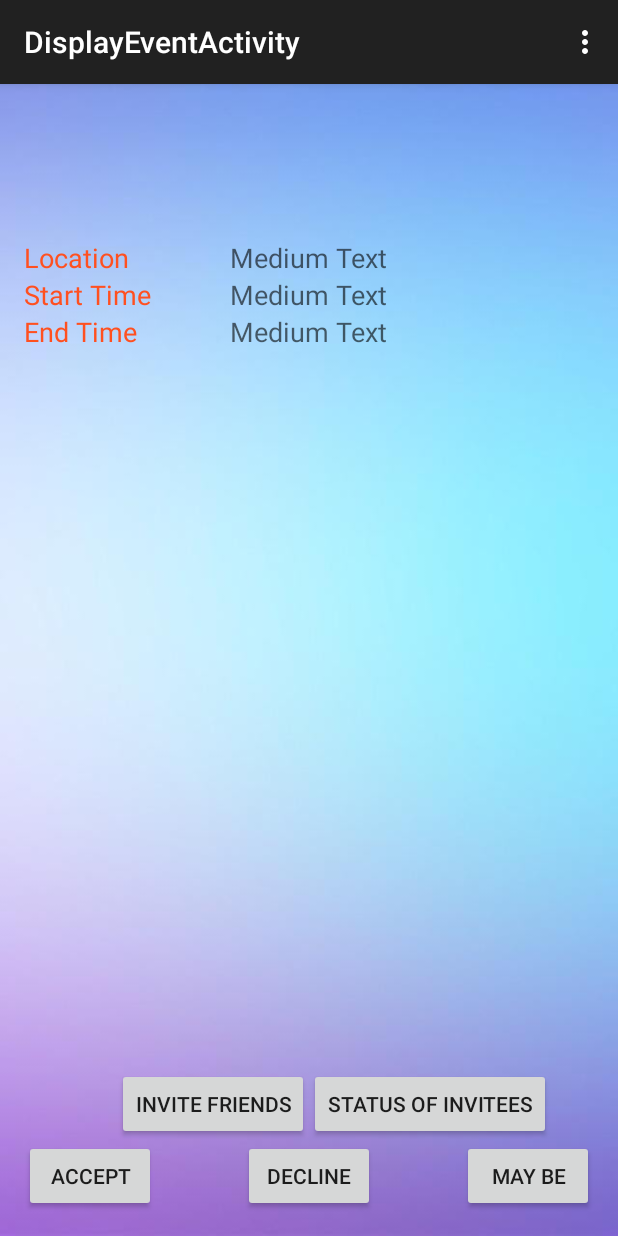
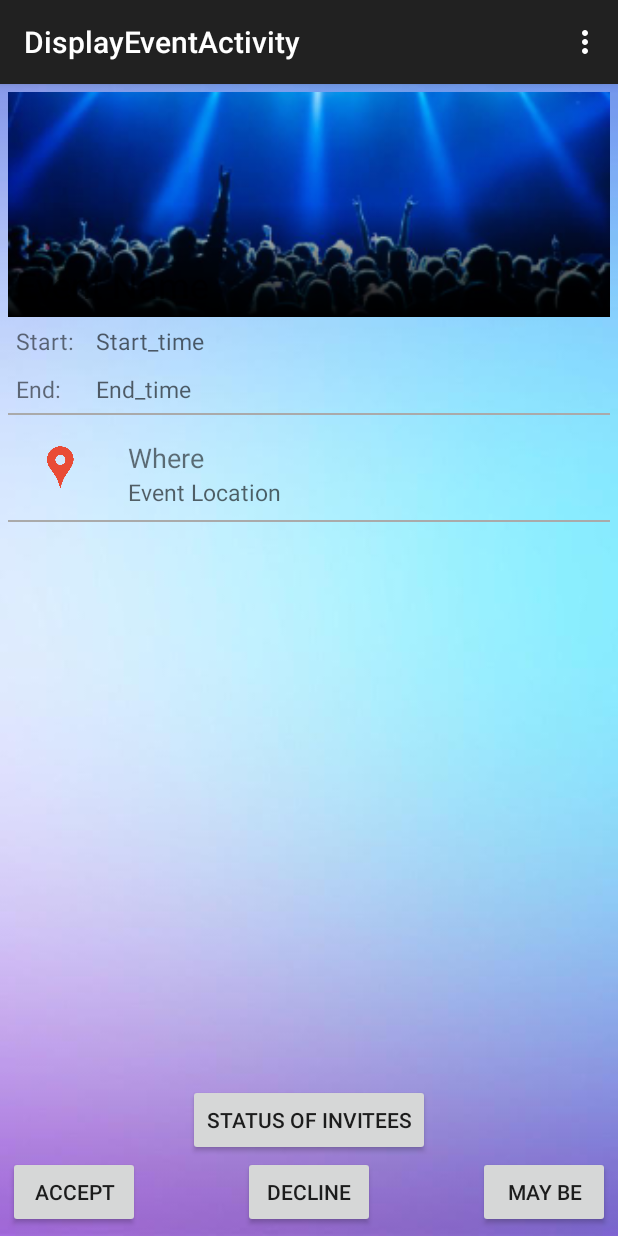
Before and after one commit to Vaibhav-Vyas/AndroidApp_EventsManager, an Android app: the DisplayEventActivity screen opened directly, with no data from a screen before it, on a phone screen of 412 x 824 dp. Run offline under Robolectric (Android 15) with nearby library versions, the phone set to English and light mode, and no system bars; 2 statements that could not run were skipped.

Commit message:
some small fixes + display event ui changes + opening google map on location click

```diff
--- /dev/null
+++ b/code/AndroidEventManager_AStudio/app/src/main/res/drawable/image_gradient.xml
@@ -0,0 +1,11 @@
+<shape xmlns:android="http://schemas.android.com/apk/res/android"
+    android:shape="rectangle" >
+
+    <gradient
+        android:angle="270"
+        android:startColor="#00000000"
+        android:centerColor="#00000000"
+        android:endColor="#ff000000"/>
+
+    <corners android:radius="0dp" />
+    </shape>
--- a/code/AndroidEventManager_AStudio/app/src/main/res/layout/activity_displayevent.xml
+++ b/code/AndroidEventManager_AStudio/app/src/main/res/layout/activity_displayevent.xml
@@ -1,88 +1,135 @@
-<RelativeLayout xmlns:android="http://schemas.android.com/apk/res/android"
+<RelativeLayout
+    xmlns:android="http://schemas.android.com/apk/res/android"
     xmlns:tools="http://schemas.android.com/tools" android:layout_width="match_parent"
-    android:layout_height="match_parent" android:paddingLeft="@dimen/activity_horizontal_margin"
-    android:paddingRight="@dimen/activity_horizontal_margin"
-    android:paddingTop="@dimen/activity_vertical_margin"
-    android:paddingBottom="@dimen/activity_vertical_margin"
+    android:layout_height="match_parent"
     android:id="@+id/display_event_relative_layout"
-    tools:context="com.socialapp.eventmanager.DisplayEventActivity">
+    tools:context="com.socialapp.eventmanager.DisplayEventActivity"
+    android:padding="5dp">
+
+    <ImageView
+        android:layout_width="match_parent"
+        android:layout_height="150dp"
+        android:id="@+id/eventImage"
+        android:layout_alignParentTop="true"
+        android:layout_alignParentLeft="true"
+        android:layout_alignParentStart="true"
+        android:src="@drawable/event_pic"
+        android:scaleType="centerCrop"/>
+    <FrameLayout
+        android:layout_width="match_parent"
+        android:layout_height="150dp"
+        android:background="@drawable/image_gradient"
+        android:layout_alignParentTop="true"
+        android:layout_alignParentLeft="true"
+        android:layout_alignParentStart="true"/>
 
     <TextView
         android:layout_width="wrap_content"
         android:layout_height="wrap_content"
-        android:textAppearance="?android:attr/textAppearanceLarge"
+        android:hint="Event Name"
         android:id="@+id/eventName"
-        android:layout_alignParentTop="true"
-        android:layout_centerHorizontal="true" />
+        android:textSize="24dp"
+        android:textColor="@color/bright_foreground_inverse_material_light"
+        android:layout_alignBottom="@+id/eventImage"
+        android:layout_alignParentLeft="true"
+        android:layout_alignParentStart="true"
+        android:padding="5dp" />
 
     <TextView
         android:layout_width="wrap_content"
         android:layout_height="wrap_content"
-        android:textAppearance="?android:attr/textAppearanceMedium"
-        android:text="Location"
-        android:id="@+id/textview1"
-        android:layout_below="@+id/eventName"
+        android:text="Start: "
+        android:id="@+id/textView1"
+        android:layout_below="@+id/eventImage"
         android:layout_alignParentLeft="true"
         android:layout_alignParentStart="true"
-        android:layout_marginTop="58dp"
-        android:textColor="#ffff5020" />
+        android:padding="5dp"
+        android:textSize="15dp" />
 
     <TextView
         android:layout_width="wrap_content"
         android:layout_height="wrap_content"
-        android:textAppearance="?android:attr/textAppearanceMedium"
-        android:text="Medium Text"
-        android:id="@+id/eventLocation"
-        android:layout_above="@+id/textView4"
-        android:layout_alignLeft="@+id/eventStartTime"
-        android:layout_alignStart="@+id/eventStartTime" />
+        android:hint="Start_time"
+        android:id="@+id/eventStartTime"
+        android:padding="5dp"
+        android:textSize="15dp"
+        android:layout_below="@+id/eventImage"
+        android:layout_toRightOf="@+id/textView1"
+        android:layout_toEndOf="@+id/textView1" />
 
     <TextView
         android:layout_width="wrap_content"
         android:layout_height="wrap_content"
-        android:textAppearance="?android:attr/textAppearanceMedium"
-        android:text="Start Time"
-        android:id="@+id/textView4"
-        android:layout_below="@+id/textview1"
+        android:text="End: "
+        android:id="@+id/textView2"
+        android:padding="5dp"
+        android:textSize="15dp"
+        android:layout_below="@+id/textView1"
         android:layout_alignParentLeft="true"
-        android:layout_alignParentStart="true"
-        android:textColor="#ffff5020" />
+        android:layout_alignParentStart="true" />
 
     <TextView
         android:layout_width="wrap_content"
         android:layout_height="wrap_content"
-        android:textAppearance="?android:attr/textAppearanceMedium"
-        android:text="Medium Text"
-        android:id="@+id/eventStartTime"
-        android:layout_above="@+id/eventImage"
-        android:layout_alignLeft="@+id/eventEndTime"
-        android:layout_alignStart="@+id/eventEndTime" />
-    <TextView
-        android:layout_width="wrap_content"
+        android:hint="End_time"
+        android:id="@+id/eventEndTime"
+        android:padding="5dp"
+        android:textSize="15dp"
+        android:layout_alignTop="@+id/textView2"
+        android:layout_toRightOf="@+id/textView1"
+        android:layout_toEndOf="@+id/textView2" />
+
+    <View
+        android:layout_width="match_parent"
+        android:layout_height="1dp"
+        android:layout_below="@+id/textView2"
+        android:background="@android:color/darker_gray"
+        android:id="@+id/view" />
+
+    <RelativeLayout
+        android:layout_width="match_parent"
         android:layout_height="wrap_content"
-        android:textAppearance="?android:attr/textAppearanceMedium"
-        android:text="End Time"
-        android:id="@+id/textView6"
-        android:layout_below="@+id/textView4"
-        android:layout_alignParentLeft="true"
-        android:layout_alignParentStart="true"
-        android:textColor="#ffff5020" />
+        android:layout_below="@+id/view"
+        android:id="@+id/locationLayout"
+        android:onClick="locationClicked">
+        <ImageView
+            android:layout_width="30dp"
+            android:layout_height="30dp"
+            android:id="@+id/imageView"
 
-    <TextView
-        android:layout_width="wrap_content"
-        android:layout_height="wrap_content"
-        android:textAppearance="?android:attr/textAppearanceMedium"
-        android:text="Medium Text"
-        android:id="@+id/eventEndTime"
-        android:layout_below="@+id/eventLocation"
-        android:layout_centerHorizontal="true" />
+            android:layout_alignParentLeft="true"
+            android:layout_alignParentStart="true"
+            android:src="@drawable/location_icon"
+            android:layout_margin="20dp" />
 
-    <ImageView
-        android:layout_below="@+id/textView6"
-        android:layout_width="200dp"
-        android:layout_height="200dp"
-        android:id="@+id/eventImage"
-        android:layout_centerHorizontal="true" />
+        <TextView
+            android:layout_width="wrap_content"
+            android:layout_height="wrap_content"
+            android:text="Where"
+            android:id="@+id/textView"
+            android:layout_toRightOf="@+id/imageView"
+            android:layout_toEndOf="@+id/imageView"
+            android:layout_marginLeft="10dp"
+            android:layout_marginTop="16dp"
+            android:textSize="18dp" />
+
+        <TextView
+            android:layout_width="wrap_content"
+            android:layout_height="wrap_content"
+            android:hint="Event Location"
+            android:id="@+id/eventLocation"
+            android:layout_below="@+id/textView"
+            android:layout_alignLeft="@+id/textView"
+            android:layout_alignStart="@+id/textView"
+            android:textSize="15dp" />
+    </RelativeLayout>
+
+    <View
+        android:layout_width="match_parent"
+        android:layout_height="1dp"
+        android:layout_below="@+id/locationLayout"
+        android:background="@android:color/darker_gray"
+        android:id="@+id/view2" />
 
     <Button
         android:layout_width="wrap_content"
@@ -131,9 +178,8 @@
         android:id="@+id/invitee_status_button"
         android:onClick="show_invitees_status"
         android:layout_gravity="center_horizontal"
+        android:nestedScrollingEnabled="false"
         android:layout_above="@+id/decline"
-        android:layout_toRightOf="@+id/eventName"
-        android:layout_toEndOf="@+id/eventName"
-        android:nestedScrollingEnabled="false" />
+        android:layout_centerHorizontal="true" />
 
 </RelativeLayout>
```
Also changed, not shown: code/AndroidEventManager_AStudio/app/src/main/java/com/socialapp/eventmanager/CreateEventActivity.java (+28 -73 lines), code/AndroidEventManager_AStudio/app/src/main/java/com/socialapp/eventmanager/DisplayEventActivity.java (+28 -61 lines), code/AndroidEventManager_AStudio/app/src/main/java/com/socialapp/eventmanager/MainFragment.java (+0 -7 lines), code/AndroidEventManager_AStudio/app/src/main/res/drawable-hdpi/location_icon.png (added), code/AndroidEventManager_AStudio/app/src/main/res/drawable-mdpi/location_icon.png (added), code/AndroidEventManager_AStudio/app/src/main/res/drawable-xhdpi/location_icon.png (added), code/AndroidEventManager_AStudio/app/src/main/res/drawable-xxhdpi/location_icon.png (added), 1 other file.
